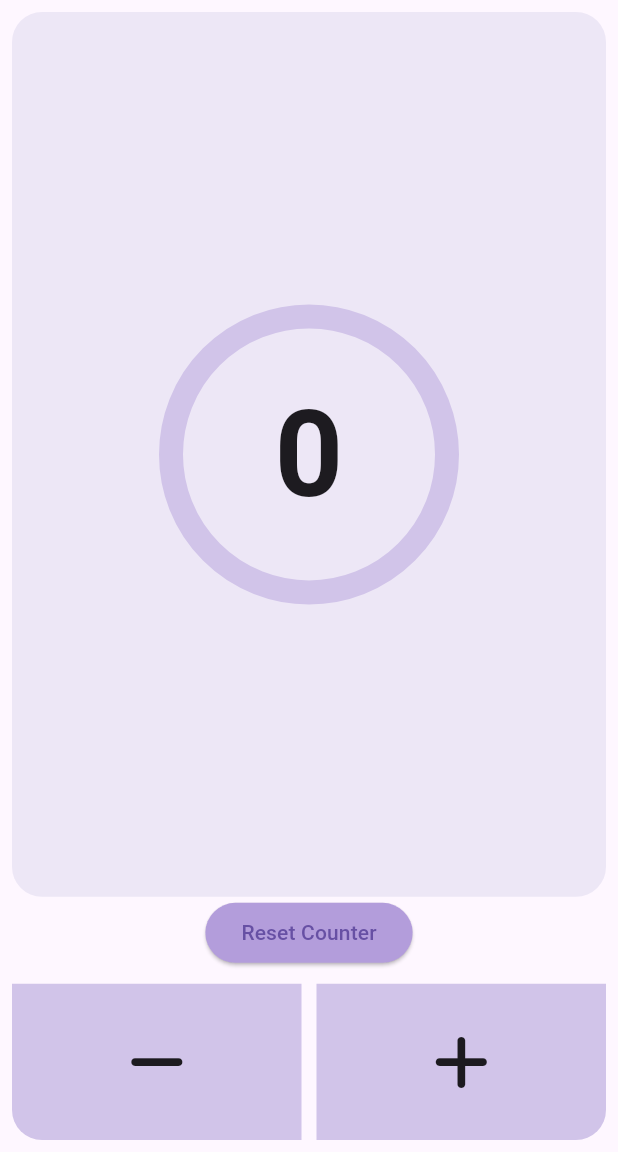
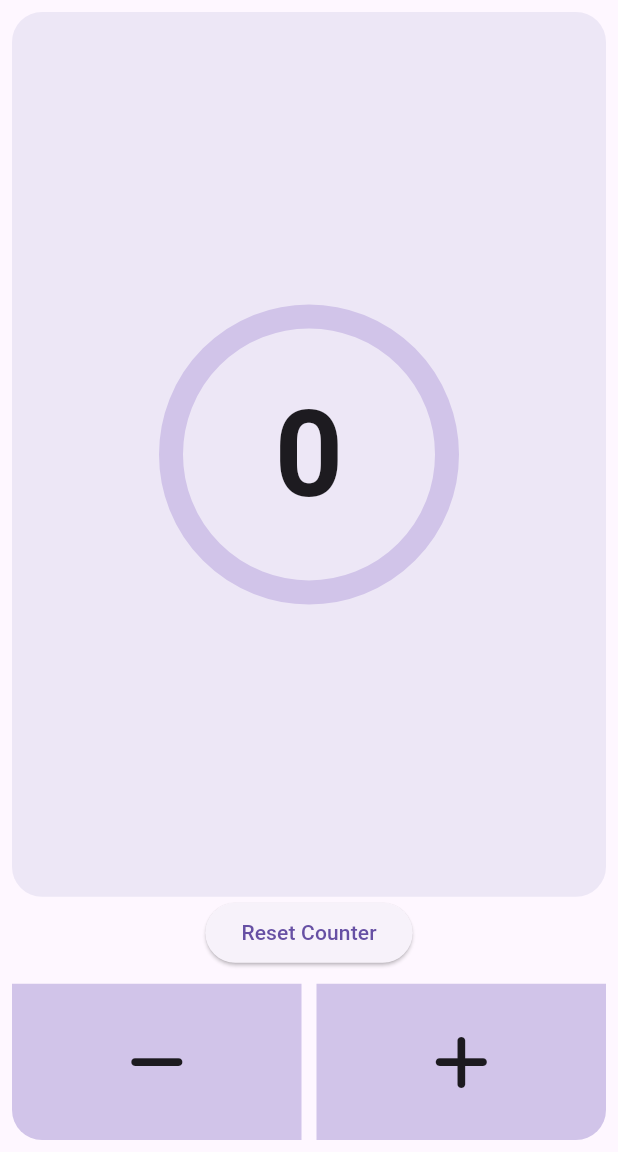
Before and after one commit to wahidtausifislam/counter_application, a Flutter app: the screen it shows after launch, on a phone screen of 412 x 824 dp, the part 84-1236 px from its top. Run offline on Flutter 3.47's test engine with Material 3 defaults, Android fonts, the phone set to English and light mode, and no system bars; drawn by our look-alikes of percent_indicator; our stand-ins replace font_awesome_flutter, shared_preferences.

Commit message:
Reset Button Update

```diff
--- a/lib/main.dart
+++ b/lib/main.dart
@@ -101,20 +101,12 @@ class _HomescreenState extends State<Homescreen> {
                 ),
               ),
             ),
-            Positioned(
-              top: 10,
-              right: 10,
-              child: ElevatedButton(
-                style: ElevatedButton.styleFrom(
-                  backgroundColor: Colors.deepPurple.shade200,
-                ),
+            ElevatedButton(
                 onPressed: () {
                   count = 0;
                   setState(() {});
                 },
-                child: Text("Reset Counter"),
-              ),
-            ),
+                child: Text("Reset Counter")),
             const SizedBox(
               height: 10,
             ),
```
